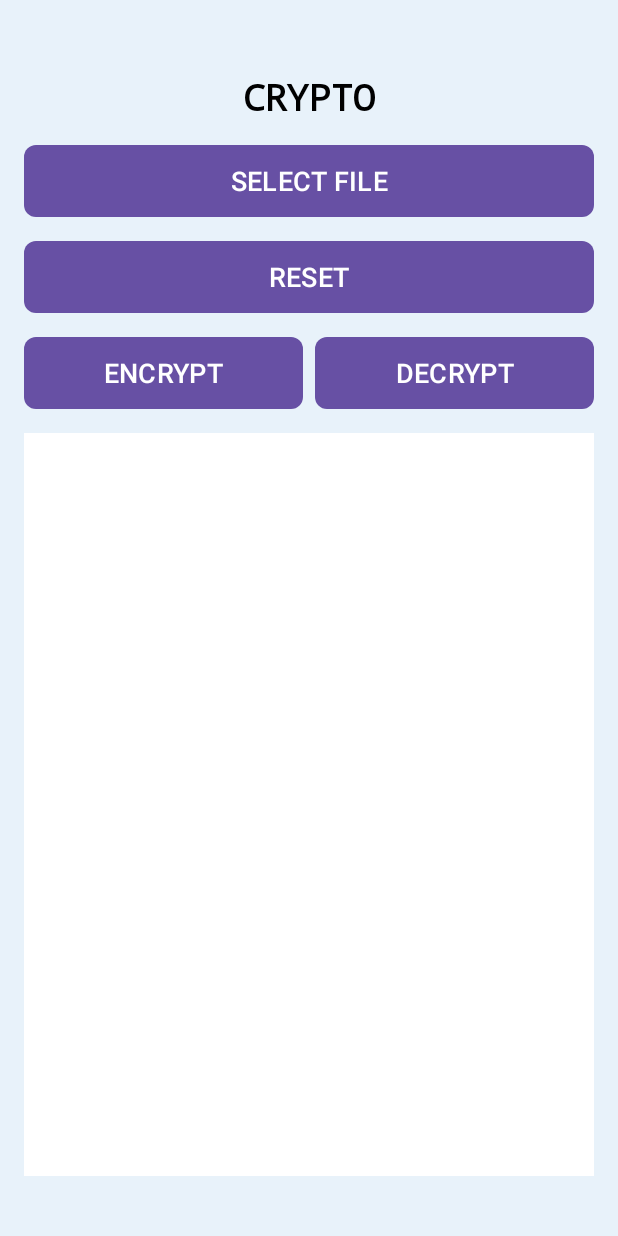
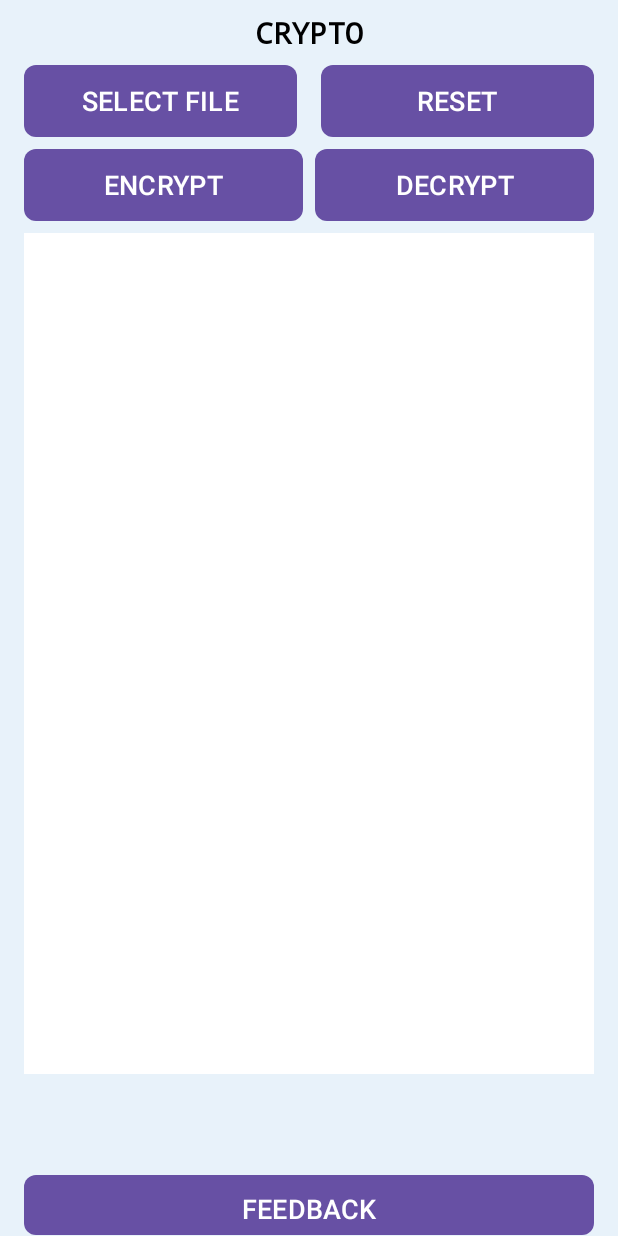
Before and after one commit to divyani95/Crypto, an Android app: the screen it shows after launch (MainActivity), on a phone screen of 412 x 824 dp. Run offline under Robolectric (Android 15) with nearby library versions, the phone set to English and light mode, and no system bars.

Commit message:
Feedback form integration

```diff
--- a/app/src/main/java/com/codevault/app/MainActivity.java
+++ b/app/src/main/java/com/codevault/app/MainActivity.java
@@ -26,6 +26,7 @@ import javax.crypto.Cipher;
 import javax.crypto.spec.SecretKeySpec;
 import android.util.Base64;
 import android.view.View;
+import android.widget.Button;
 
 public class MainActivity extends AppCompatActivity {
 
@@ -99,6 +100,15 @@ public class MainActivity extends AppCompatActivity {
             }
         });
 
+        // Feedback Button
+        Button feedbackButton = findViewById(R.id.feedbackButton);
+        feedbackButton.setOnClickListener(new View.OnClickListener() {
+            @Override
+            public void onClick(View v) {
+                openFeedbackForm();
+            }
+        });
+
         // Inside onCreate method, add this code to set OnClickListener for Reset button
         Button resetButton = findViewById(R.id.resetButton);
         resetButton.setOnClickListener(new View.OnClickListener() {
@@ -133,6 +143,11 @@ public class MainActivity extends AppCompatActivity {
         }
     }
 
+    private void openFeedbackForm() {
+        String url = "https://zal7mj471qm.typeform.com/to/Vdo3h3M7"; // URL of the feedback form
+        Intent intent = new Intent(Intent.ACTION_VIEW, Uri.parse(url));
+        startActivity(intent);
+    }
     private void encryptFile() {
         try {
             InputStream inputStream = getContentResolver().openInputStream(fileUri);
--- a/app/src/main/res/layout/activity_main.xml
+++ b/app/src/main/res/layout/activity_main.xml
@@ -7,72 +7,79 @@
     android:layout_height="match_parent"
     android:background="#e8f2fa">
 
+    <!-- Header TextView -->
     <TextView
         android:id="@+id/headerTextView"
         android:layout_width="wrap_content"
         android:layout_height="wrap_content"
         android:layout_marginStart="16dp"
-        android:layout_marginTop="48dp"
+        android:layout_marginTop="8dp"
         android:layout_marginEnd="16dp"
         android:text="CRYPTO"
         android:textColor="#000000"
         android:fontFamily="monospace"
-        android:textSize="24sp"
+        android:textSize="20sp"
         android:textStyle="bold"
         app:layout_constraintEnd_toEndOf="parent"
         app:layout_constraintStart_toStartOf="parent"
         app:layout_constraintTop_toTopOf="parent" />
 
+    <!-- Select File Button -->
     <Button
         android:id="@+id/selectFileButton"
         android:layout_width="0dp"
         android:layout_height="wrap_content"
         android:layout_marginStart="16dp"
-        android:layout_marginTop="16dp"
-        android:layout_marginEnd="16dp"
+        android:layout_marginTop="8dp"
+        android:layout_marginEnd="8dp"
         android:background="@drawable/button_background"
         android:text="SELECT FILE"
         android:textColor="#FFFFFF"
         android:textSize="18sp"
-        app:layout_constraintEnd_toEndOf="parent"
+        app:layout_constraintEnd_toStartOf="@+id/resetButton"
+        app:layout_constraintHorizontal_chainStyle="spread_inside"
         app:layout_constraintStart_toStartOf="parent"
         app:layout_constraintTop_toBottomOf="@+id/headerTextView" />
 
+    <!-- Reset Button -->
     <Button
         android:id="@+id/resetButton"
         android:layout_width="0dp"
         android:layout_height="wrap_content"
-        android:layout_marginStart="16dp"
-        android:layout_marginTop="16dp"
+        android:layout_marginStart="8dp"
+        android:layout_marginTop="8dp"
         android:layout_marginEnd="16dp"
         android:background="@drawable/button_background"
         android:text="RESET"
         android:textColor="#FFFFFF"
         android:textSize="18sp"
         app:layout_constraintEnd_toEndOf="parent"
-        app:layout_constraintStart_toStartOf="parent"
-        app:layout_constraintTop_toBottomOf="@+id/selectFileButton" />
+        app:layout_constraintStart_toEndOf="@+id/selectFileButton"
+        app:layout_constraintTop_toBottomOf="@+id/headerTextView" />
 
+    <!-- Encrypt Button -->
     <Button
         android:id="@+id/encryptButton"
         android:layout_width="0dp"
         android:layout_height="wrap_content"
         android:layout_marginStart="16dp"
-        android:layout_marginTop="16dp"
+        android:layout_marginTop="8dp"
         android:layout_marginEnd="8dp"
         android:background="@drawable/button_background"
         android:text="ENCRYPT"
         android:textColor="#FFFFFF"
         android:textSize="18sp"
         app:layout_constraintEnd_toStartOf="@+id/decryptButton"
+        app:layout_constraintHorizontal_chainStyle="spread_inside"
         app:layout_constraintStart_toStartOf="parent"
-        app:layout_constraintTop_toBottomOf="@+id/resetButton" />
+        app:layout_constraintTop_toBottomOf="@+id/selectFileButton" />
 
+    <!-- Decrypt Button -->
     <Button
         android:id="@+id/decryptButton"
         android:layout_width="0dp"
         android:layout_height="wrap_content"
-        android:layout_marginTop="16dp"
+        android:layout_marginTop="8dp"
         android:layout_marginEnd="16dp"
         android:background="@drawable/button_background"
         android:text="DECRYPT"
@@ -80,15 +87,33 @@
         android:textSize="18sp"
         app:layout_constraintEnd_toEndOf="parent"
         app:layout_constraintStart_toEndOf="@+id/encryptButton"
-        app:layout_constraintTop_toBottomOf="@+id/resetButton" />
+        app:layout_constraintTop_toBottomOf="@+id/selectFileButton" />
 
+    <!-- Feedback Button -->
+    <Button
+        android:id="@+id/feedbackButton"
+        android:layout_width="0dp"
+        android:layout_height="40dp"
+        android:layout_marginStart="16dp"
+        android:layout_marginTop="8dp"
+        android:layout_marginEnd="16dp"
+        android:background="@drawable/button_background"
+        android:text="FEEDBACK"
+        android:textColor="#FFFFFF"
+        android:textSize="18sp"
+        app:layout_constraintBottom_toBottomOf="parent"
+        app:layout_constraintEnd_toEndOf="parent"
+        app:layout_constraintStart_toStartOf="parent"
+        app:layout_constraintTop_toBottomOf="@+id/imageView" />
+
+    <!-- TextView to display file path or encrypted data -->
     <TextView
         android:id="@+id/text2TextView"
         android:layout_width="match_parent"
         android:layout_height="0dp"
         android:layout_marginStart="16dp"
-        android:layout_marginTop="16dp"
-        android:layout_marginBottom="16dp"
+        android:layout_marginTop="8dp"
+        android:layout_marginBottom="50dp"
         android:layout_marginEnd="16dp"
         android:background="#FFFFFF"
         android:clickable="true"
@@ -101,6 +126,7 @@
         app:layout_constraintStart_toStartOf="parent"
         app:layout_constraintTop_toBottomOf="@+id/decryptButton" />
 
+    <!-- ImageView to display decrypted image -->
     <ImageView
         android:id="@+id/imageView"
         android:layout_width="match_parent"
@@ -108,7 +134,7 @@
         android:layout_marginStart="16dp"
         android:layout_marginTop="8dp"
         android:layout_marginEnd="16dp"
-        android:layout_marginBottom="16dp"
+        android:layout_marginBottom="50dp"
         android:scaleType="fitCenter"
         app:layout_constraintBottom_toBottomOf="parent"
         app:layout_constraintEnd_toEndOf="parent"
```
